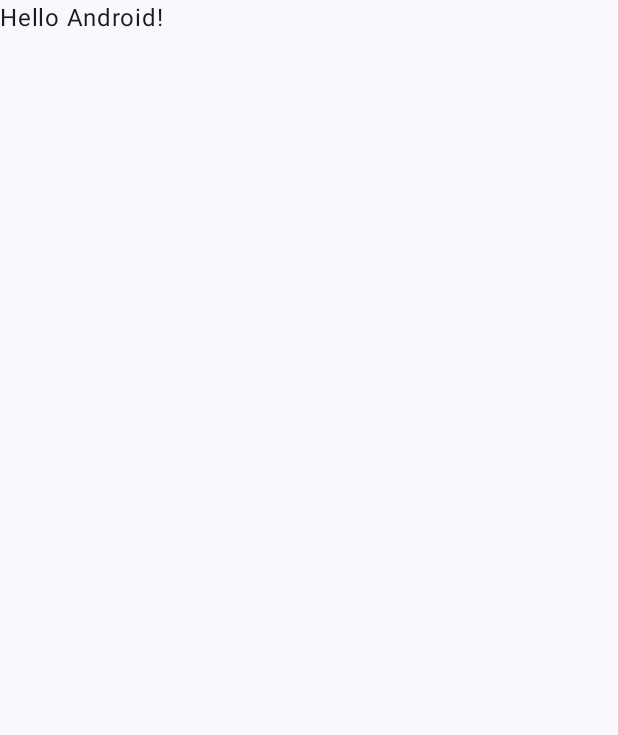
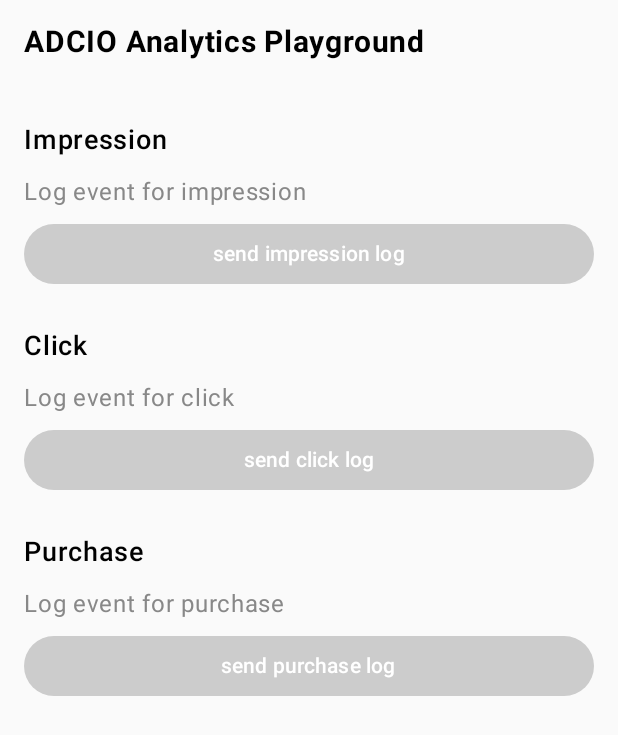
Before and after one commit to snack655/adcio-analytics-android-2, an Android app built with Jetpack Compose: the screen it shows after launch (MainActivity), on a phone screen of 412 x 824 dp. Before the commit the part shown is almost empty. Shown: the top 735 px of the screen. Run offline under Robolectric (Android 15) with nearby library versions, the phone set to English and light mode, and no system bars.

Commit message:
feat: add app playground test

```diff
--- a/analytics/src/main/java/ai/minjae/analytics/feature/AdcioAnalytics.kt
+++ b/analytics/src/main/java/ai/minjae/analytics/feature/AdcioAnalytics.kt
@@ -5,6 +5,7 @@ import ai.minjae.analytics.model.LogOption
 import ai.minjae.analytics.repository.AnalyticsRepository
 import ai.minjae.analytics.util.Constants
 import android.os.Build
+import android.util.Log
 import kotlinx.coroutines.Dispatchers
 import kotlinx.coroutines.runBlocking
 
@@ -24,7 +25,8 @@ class AdcioAnalytics {
         analyticsRepository: AnalyticsRepository = RepositoryModule.provideAnalyticsRepository(),
         baseUrl: String
     ): this(analyticsRepository) {
-        Constants.changeBaseUrl(baseUrl)
+        Constants.baseUrl = baseUrl
+        Log.d("ObjectTest", "AdcioAnalytics 생성됨. ${Constants.baseUrl}")
     }
 
     fun impressionLogEvent(
--- a/analytics/src/main/java/ai/minjae/analytics/repository/AnalyticsRepositoryImpl.kt
+++ b/analytics/src/main/java/ai/minjae/analytics/repository/AnalyticsRepositoryImpl.kt
@@ -10,17 +10,20 @@ import ai.minjae.analytics.network.service.AnalyticsService
 
 class AnalyticsRepositoryImpl : AnalyticsRepository {
 
-    private val analyticsService: AnalyticsService = RetrofitClient.analyticsService
+    private lateinit var analyticsService: AnalyticsService
 
     override suspend fun impressionLogEvent(logOption: LogOption): Result<AnalyticsResponse> = kotlin.runCatching {
+        analyticsService = RetrofitClient().analyticsService
         analyticsService.postImpression(logOption.mapToAnalyticsRequest())
     }
 
     override suspend fun clickLogEvent(logOption: LogOption): Result<AnalyticsResponse> = kotlin.runCatching {
+        analyticsService = RetrofitClient().analyticsService
         analyticsService.postClick(logOption.mapToAnalyticsRequest())
     }
 
     override suspend fun purchaseLogEvent(logOption: LogOption): Result<AnalyticsResponse> = kotlin.runCatching {
+        analyticsService = RetrofitClient().analyticsService
         analyticsService.postPurchase(logOption.mapToAnalyticsRequest())
     }
 }
--- a/analytics/src/main/java/ai/minjae/analytics/util/Constants.kt
+++ b/analytics/src/main/java/ai/minjae/analytics/util/Constants.kt
@@ -1,7 +1,7 @@
 package ai.minjae.analytics.util
 
 object Constants {
-    var baseUrl = "https://receiver-dev.adcio.ai/api/"
+    var baseUrl = "https://receiver-dev.adcio.ai/api/test/"
 
     fun changeBaseUrl(url: String) {
         baseUrl = url
--- a/app/build.gradle.kts
+++ b/app/build.gradle.kts
@@ -63,4 +63,6 @@ dependencies {
     androidTestImplementation(Libraries.testLibraries)
     androidTestImplementation(platform(Libraries.composeBom))
     debugImplementation(Libraries.debugLibraries)
+
+    implementation(project(AppConfig.pathOfAnalytics))
 }
--- a/app/src/main/java/ai/minjae/adcio_analytics/MainActivity.kt
+++ b/app/src/main/java/ai/minjae/adcio_analytics/MainActivity.kt
@@ -1,28 +1,97 @@
 package ai.minjae.adcio_analytics
 
 import ai.minjae.adcio_analytics.ui.theme.AdcioAnalyticsTheme
+import ai.minjae.analytics.feature.AdcioAnalytics
 import android.os.Bundle
+import android.widget.Toast
 import androidx.activity.ComponentActivity
 import androidx.activity.compose.setContent
+import androidx.compose.foundation.layout.Column
+import androidx.compose.foundation.layout.Row
+import androidx.compose.foundation.layout.Spacer
 import androidx.compose.foundation.layout.fillMaxSize
+import androidx.compose.foundation.layout.fillMaxWidth
+import androidx.compose.foundation.layout.height
+import androidx.compose.foundation.layout.padding
+import androidx.compose.material3.Button
+import androidx.compose.material3.ButtonColors
+import androidx.compose.material3.ButtonDefaults
 import androidx.compose.material3.MaterialTheme
 import androidx.compose.material3.Surface
 import androidx.compose.material3.Text
 import androidx.compose.runtime.Composable
 import androidx.compose.ui.Modifier
+import androidx.compose.ui.graphics.Color
+import androidx.compose.ui.platform.LocalContext
+import androidx.compose.ui.text.font.FontWeight
 import androidx.compose.ui.tooling.preview.Preview
+import androidx.compose.ui.unit.dp
+import androidx.compose.ui.unit.sp
+
+private lateinit var adcioAnalytics: AdcioAnalytics
 
 class MainActivity : ComponentActivity() {
     override fun onCreate(savedInstanceState: Bundle?) {
         super.onCreate(savedInstanceState)
+
+        adcioAnalytics = AdcioAnalytics(baseUrl = "https://receiver-dev.adcio.ai")
+
         setContent {
+
             AdcioAnalyticsTheme {
-                // A surface container using the 'background' color from the theme
-                Surface(
-                    modifier = Modifier.fillMaxSize(),
-                    color = MaterialTheme.colorScheme.background
+                Column(
+                    modifier = Modifier
+                        .fillMaxSize()
+                        .padding(horizontal = 16.dp)
                 ) {
-                    Greeting("Android")
+                    Row {
+                        Text(
+                            text = "ADCIO Analytics Playground",
+                            color = Color.Black,
+                            fontSize = 20.sp,
+                            fontWeight = FontWeight.Bold,
+                            modifier = Modifier.padding(vertical = 16.dp)
+                        )
+                    }
+                    Spacer(modifier = Modifier.height(20.dp))
+                    PlayItem(title = "Impression", desc = "Log event for impression", text = "send impression log") {
+                        val message = adcioAnalytics.impressionLogEvent(
+                            requestId = "requestId",
+                            cost = 1230,
+                            memberId = "memberId",
+                            campaignId = "campaignId",
+                            productId = "productId",
+                            price = 1230,
+                            fromAgent = true,
+                        )
+                        Toast.makeText(this@MainActivity, message, Toast.LENGTH_SHORT).show()
+                    }
+                    Spacer(modifier = Modifier.height(20.dp))
+                    PlayItem(title = "Click", desc = "Log event for click", text = "send click log") {
+                        val message = adcioAnalytics.clickLogEvent(
+                            requestId = "requestId",
+                            cost = 1230,
+                            memberId = "memberId",
+                            campaignId = "campaignId",
+                            productId = "productId",
+                            price = 1230,
+                            fromAgent = true,
+                        )
+                        Toast.makeText(this@MainActivity, message, Toast.LENGTH_SHORT).show()
+                    }
+                    Spacer(modifier = Modifier.height(20.dp))
+                    PlayItem(title = "Purchase", desc = "Log event for purchase", text = "send purchase log") {
+                        val message = adcioAnalytics.purchaseLogEvent(
+                            requestId = "requestId",
+                            cost = 1230,
+                            memberId = "memberId",
+                            campaignId = "campaignId",
+                            productId = "productId",
+                            price = 1230,
+                            fromAgent = true,
+                        )
+                        Toast.makeText(this@MainActivity, message, Toast.LENGTH_SHORT).show()
+                    }
                 }
             }
         }
@@ -30,17 +99,36 @@ class MainActivity : ComponentActivity() {
 }
 
 @Composable
-fun Greeting(name: String, modifier: Modifier = Modifier) {
-    Text(
-        text = "Hello $name!",
-        modifier = modifier
-    )
-}
-
-@Preview(showBackground = true)
-@Composable
-fun GreetingPreview() {
-    AdcioAnalyticsTheme {
-        Greeting("Android")
+fun PlayItem(
+    title: String,
+    desc: String,
+    text: String,
+    color: Color = Color.LightGray,
+    action: () -> Unit,
+) {
+    Column(
+        modifier = Modifier.fillMaxWidth()
+    ) {
+        Text(
+            text = title,
+            color = Color.Black,
+            fontSize = 18.sp,
+            fontWeight = FontWeight.SemiBold,
+            modifier = Modifier.padding(vertical = 5.dp),
+        )
+        Text(
+            text = desc,
+            color = Color.Gray,
+            fontSize = 16.sp,
+            fontWeight = FontWeight.Normal,
+            modifier = Modifier.padding(vertical = 5.dp),
+        )
+        Button(
+            onClick = { action() },
+            colors = ButtonDefaults.buttonColors(containerColor = color),
+            modifier = Modifier.fillMaxWidth()
+        ) {
+            Text(text = text)
+        }
     }
 }
--- a/build.gradle.kts
+++ b/build.gradle.kts
@@ -2,5 +2,5 @@
 plugins {
     id(Plugins.application) version Versions.android apply false
     id(Plugins.kotlinAndroid) version Versions.kotlinAndroid apply false
-    id("org.jetbrains.kotlin.jvm") version "1.8.10" apply false
+    id(Plugins.kotlinJvm) version Versions.kotlinAndroid apply false
 }
--- a/buildSrc/src/main/java/AppConfig.kt
+++ b/buildSrc/src/main/java/AppConfig.kt
@@ -22,4 +22,6 @@ object AppConfig {
     const val compose = true
     const val kotlinCompilerExtensionVersion = "1.4.3"
     const val packagingOption = "/META-INF/{AL2.0,LGPL2.1}"
+
+    const val pathOfAnalytics = ":analytics"
 }
--- a/buildSrc/src/main/java/Plugins.kt
+++ b/buildSrc/src/main/java/Plugins.kt
@@ -2,6 +2,7 @@ object Plugins {
     const val application = "com.android.application"
     const val library = "com.android.library"
     const val kotlinAndroid = "org.jetbrains.kotlin.android"
+    const val kotlinJvm = "org.jetbrains.kotlin.jvm"
     const val kapt = "kotlin-kapt"
     const val ktlint = "org.jlleitschuh.gradle.ktlint"
 }
```
Also changed, not shown: analytics/src/main/java/ai/minjae/analytics/network/retrofit/RetrofitClient.kt (+7 -4 lines), buildSrc/src/main/java/Versions.kt (line endings or trailing spaces).
